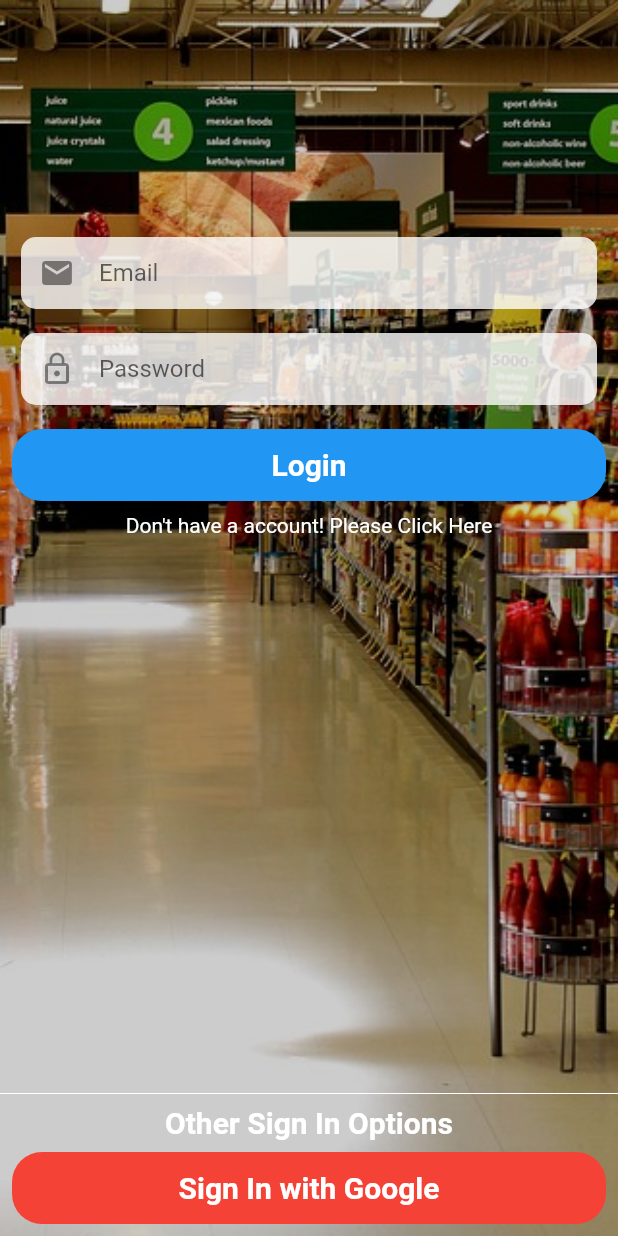
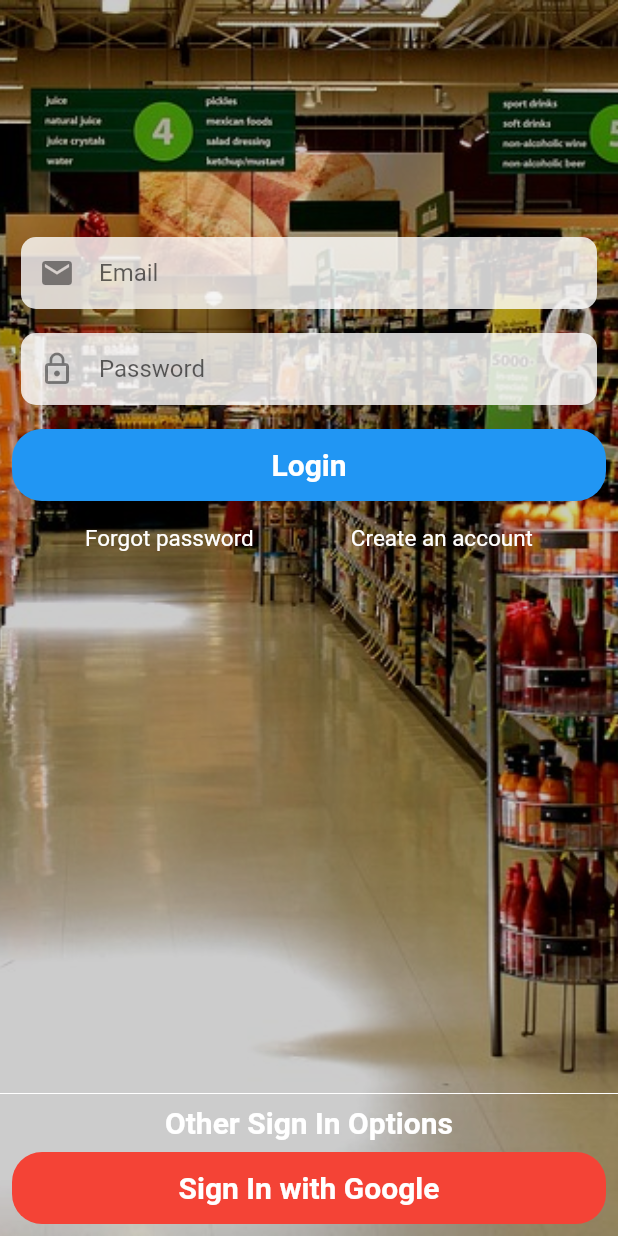
Before and after one commit to Pulkitg64/Inventory-Management-System, a Flutter app: the screen it shows after launch, after a tap on "Customer", on a phone screen of 412 x 824 dp. Run offline on Flutter 3.47's test engine with Material 2 defaults, Android fonts, the phone set to English and light mode, and no system bars; our stand-ins replace carousel_pro, cloud_firestore, firebase_auth, fluttertoast, google_sign_in, shared_preferences; accounts and stored records are empty.

Commit message:
Complete Login UI

```diff
--- a/lib/login.dart
+++ b/lib/login.dart
@@ -5,6 +5,7 @@ import 'package:firebase_auth/firebase_auth.dart';
 import 'package:google_sign_in/google_sign_in.dart';
 import 'package:cloud_firestore/cloud_firestore.dart';
 import 'customer.dart';
+import 'signup.dart';
 
 
 class Login extends StatefulWidget {
@@ -131,8 +132,7 @@ class _LoginState extends State<Login> {
                   child: Column(
                     children: <Widget>[
                       //=====================EMAIL FIELD===================
-                     Padding(
-                      padding:const EdgeInsets.fromLTRB(14.0, 8.0, 14.0, 8.0),
+                     Padding(padding: const EdgeInsets.fromLTRB(14.0, 8.0, 14.0, 8.0),
                        child: Material(
                         borderRadius: BorderRadius.circular(10.0),
                         color: Colors.white.withOpacity(0.8),
@@ -212,8 +212,32 @@ class _LoginState extends State<Login> {
                       )
                     ),
                   ),
-                  Text("Don't have a account! Please Click Here", style: TextStyle(color: Colors.white,),textAlign: TextAlign.center, ),
-                  Expanded(child: Container(),),
+                  // =========================================
+                 Row(
+                  mainAxisAlignment: MainAxisAlignment.spaceEvenly,
+                  children: <Widget>[
+                      // ===================FORGOT PASSWORD======================
+                    Padding(
+                      padding: const EdgeInsets.all(8.0),
+                      child: Text("Forgot password",textAlign: TextAlign.center,
+                                style: TextStyle(color: Colors.white,fontWeight: FontWeight.w400,fontSize: 15.0),
+                              ),
+                      ),
+
+                        // ===================SIGN UP======================
+                     Padding(padding: const EdgeInsets.all(8.0),
+                      child: InkWell(
+                       onTap: () {
+                        Navigator.push(context, MaterialPageRoute(builder: (context) => Login()));
+                       },
+                      child: Text("Create an account",textAlign: TextAlign.center,style: TextStyle(color: Colors.white,fontWeight: FontWeight.w400,fontSize: 15.0)),
+                      )
+                     )
+                  ],
+                ),
+
+
+                Expanded(child: Container(),),
                   //===============================SIGN IN WITH GOOGLE======================
                   Divider(color: Colors.white,),
                   Text("Other Sign In Options", style: TextStyle(color: Colors.white,fontWeight: FontWeight.bold,fontSize: 20.0),),
```
Also changed, not shown: lib/signup.dart (added, +8 -0 lines).
